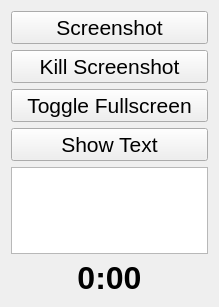
The window that QTeach/mainwindow.ui (wilm0x42/CPP_Class) describes before a commit, drawn with Qt 5.
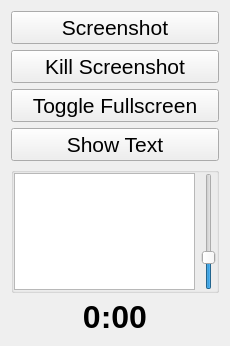
The same window after the commit.

Commit message: Add text size slider to QTeach

Patch:
```diff
--- a/QTeach/mainwindow.ui
+++ b/QTeach/mainwindow.ui
@@ -6,31 +6,16 @@
    <rect>
     <x>0</x>
     <y>0</y>
-    <width>219</width>
-    <height>307</height>
+    <width>230</width>
+    <height>346</height>
    </rect>
   </property>
   <property name="windowTitle">
    <string>MainWindow</string>
   </property>
   <widget class="QWidget" name="centralWidget">
-   <layout class="QVBoxLayout" name="verticalLayout">
-    <item>
-     <widget class="QPushButton" name="imgButton">
-      <property name="font">
-       <font>
-        <pointsize>16</pointsize>
-       </font>
-      </property>
-      <property name="cursor">
-       <cursorShape>PointingHandCursor</cursorShape>
-      </property>
-      <property name="text">
-       <string>Screenshot</string>
-      </property>
-     </widget>
-    </item>
-    <item>
+   <layout class="QGridLayout" name="gridLayout">
+    <item row="1" column="0">
      <widget class="QPushButton" name="killButton">
       <property name="font">
        <font>
@@ -45,7 +30,7 @@
       </property>
      </widget>
     </item>
-    <item>
+    <item row="2" column="0">
      <widget class="QPushButton" name="fullscreenButton">
       <property name="font">
        <font>
@@ -60,31 +45,7 @@
       </property>
      </widget>
     </item>
-    <item>
-     <widget class="QPushButton" name="textButton">
-      <property name="enabled">
-       <bool>true</bool>
-      </property>
-      <property name="font">
-       <font>
-        <pointsize>16</pointsize>
-        <weight>50</weight>
-        <bold>false</bold>
-        <kerning>true</kerning>
-       </font>
-      </property>
-      <property name="cursor">
-       <cursorShape>PointingHandCursor</cursorShape>
-      </property>
-      <property name="text">
-       <string>Show Text</string>
-      </property>
-     </widget>
-    </item>
-    <item>
-     <widget class="QTextEdit" name="textEdit"/>
-    </item>
-    <item>
+    <item row="5" column="0">
      <widget class="QLabel" name="clock">
       <property name="font">
        <font>
@@ -109,6 +70,91 @@
       </property>
      </widget>
     </item>
+    <item row="0" column="0">
+     <widget class="QPushButton" name="imgButton">
+      <property name="font">
+       <font>
+        <pointsize>16</pointsize>
+       </font>
+      </property>
+      <property name="cursor">
+       <cursorShape>PointingHandCursor</cursorShape>
+      </property>
+      <property name="text">
+       <string>Screenshot</string>
+      </property>
+     </widget>
+    </item>
+    <item row="3" column="0">
+     <widget class="QPushButton" name="textButton">
+      <property name="enabled">
+       <bool>true</bool>
+      </property>
+      <property name="font">
+       <font>
+        <pointsize>16</pointsize>
+        <weight>50</weight>
+        <bold>false</bold>
+        <kerning>true</kerning>
+       </font>
+      </property>
+      <property name="cursor">
+       <cursorShape>PointingHandCursor</cursorShape>
+      </property>
+      <property name="text">
+       <string>Show Text</string>
+      </property>
+     </widget>
+    </item>
+    <item row="4" column="0">
+     <widget class="QGroupBox" name="textGroupBox">
+      <property name="title">
+       <string/>
+      </property>
+      <property name="flat">
+       <bool>false</bool>
+      </property>
+      <property name="checkable">
+       <bool>false</bool>
+      </property>
+      <layout class="QHBoxLayout" name="horizontalLayout">
+       <property name="spacing">
+        <number>6</number>
+       </property>
+       <property name="leftMargin">
+        <number>0</number>
+       </property>
+       <property name="topMargin">
+        <number>0</number>
+       </property>
+       <property name="rightMargin">
+        <number>0</number>
+       </property>
+       <property name="bottomMargin">
+        <number>0</number>
+       </property>
+       <item>
+        <widget class="QTextEdit" name="textEdit"/>
+       </item>
+       <item>
+        <widget class="QSlider" name="textSizeSlider">
+         <property name="minimum">
+          <number>1</number>
+         </property>
+         <property name="maximum">
+          <number>199</number>
+         </property>
+         <property name="value">
+          <number>50</number>
+         </property>
+         <property name="orientation">
+          <enum>Qt::Vertical</enum>
+         </property>
+        </widget>
+       </item>
+      </layout>
+     </widget>
+    </item>
    </layout>
   </widget>
   <widget class="QMenuBar" name="menuBar">
```
Left out of the diff: 2 changed lines with no effect on the pictures. The commit also changes 8 other files.
